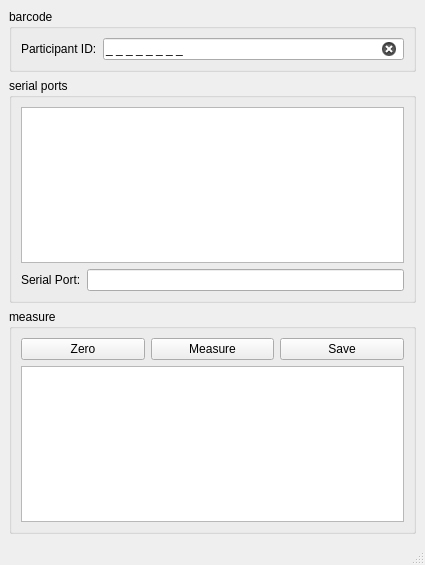
Above: src/prototype/WeighScale/MainWindow.ui from inglis-dl/cypress before the change. Below: the same form after it.
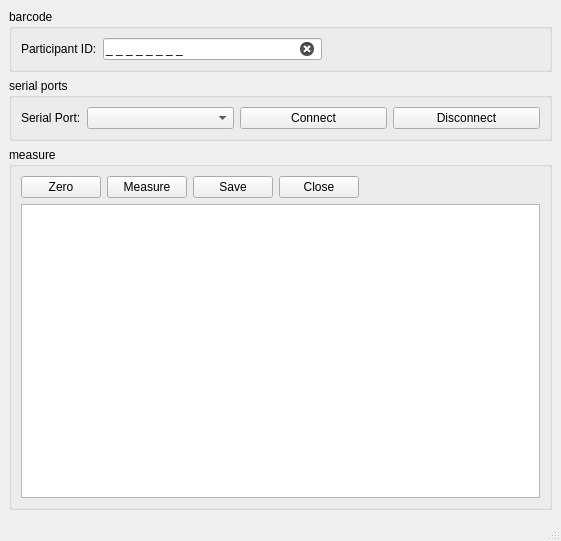
That is the form after the change.

Commit message: WIP: refactor weigh scale, wip audiometer - complete audiometer prototype with test data display updates - connect close signalling - add docs - refactor weigh scale

```diff
--- a/src/prototype/WeighScale/MainWindow.ui
+++ b/src/prototype/WeighScale/MainWindow.ui
@@ -6,8 +6,8 @@
    <rect>
     <x>0</x>
     <y>0</y>
-    <width>425</width>
-    <height>565</height>
+    <width>561</width>
+    <height>541</height>
    </rect>
   </property>
   <property name="windowTitle">
@@ -56,6 +56,19 @@
          </property>
         </widget>
        </item>
+       <item>
+        <spacer name="horizontalSpacer">
+         <property name="orientation">
+          <enum>Qt::Horizontal</enum>
+         </property>
+         <property name="sizeHint" stdset="0">
+          <size>
+           <width>80</width>
+           <height>20</height>
+          </size>
+         </property>
+        </spacer>
+       </item>
       </layout>
      </widget>
     </item>
@@ -64,21 +77,17 @@
       <property name="title">
        <string>serial ports</string>
       </property>
-      <layout class="QVBoxLayout" name="verticalLayout" stretch="0,0">
-       <item>
-        <widget class="QListWidget" name="serialPortListWidget">
-         <property name="sizePolicy">
-          <sizepolicy hsizetype="Expanding" vsizetype="Preferred">
-           <horstretch>0</horstretch>
-           <verstretch>0</verstretch>
-          </sizepolicy>
-         </property>
-        </widget>
-       </item>
+      <layout class="QVBoxLayout" name="verticalLayout" stretch="0">
        <item>
         <layout class="QHBoxLayout" name="horizontalLayout_3">
          <item>
           <widget class="QLabel" name="serialPortLabel">
+           <property name="sizePolicy">
+            <sizepolicy hsizetype="Fixed" vsizetype="Preferred">
+             <horstretch>0</horstretch>
+             <verstretch>0</verstretch>
+            </sizepolicy>
+           </property>
            <property name="text">
             <string>Serial Port:</string>
            </property>
@@ -88,15 +97,19 @@
           </widget>
          </item>
          <item>
-          <widget class="QLineEdit" name="serialPortLineEdit">
-           <property name="inputMask">
-            <string/>
+          <widget class="QComboBox" name="deviceComboBox"/>
+         </item>
+         <item>
+          <widget class="QPushButton" name="connectButton">
+           <property name="text">
+            <string>Connect</string>
            </property>
-           <property name="readOnly">
-            <bool>true</bool>
-           </property>
-           <property name="clearButtonEnabled">
-            <bool>false</bool>
+          </widget>
+         </item>
+         <item>
+          <widget class="QPushButton" name="disconnectButton">
+           <property name="text">
+            <string>Disconnect</string>
            </property>
           </widget>
          </item>
@@ -116,7 +129,7 @@
       <property name="title">
        <string>measure</string>
       </property>
-      <layout class="QVBoxLayout" name="verticalLayout_3" stretch="0,0">
+      <layout class="QVBoxLayout" name="verticalLayout_3">
        <item>
         <layout class="QHBoxLayout" name="horizontalLayout_4">
          <item>
@@ -146,10 +159,56 @@
            </property>
           </widget>
          </item>
+         <item>
+          <widget class="QPushButton" name="closeButton">
+           <property name="text">
+            <string>Close</string>
+           </property>
+          </widget>
+         </item>
+         <item>
+          <spacer name="horizontalSpacer_3">
+           <property name="orientation">
+            <enum>Qt::Horizontal</enum>
+           </property>
+           <property name="sizeHint" stdset="0">
+            <size>
+             <width>40</width>
+             <height>20</height>
+            </size>
+           </property>
+          </spacer>
+         </item>
         </layout>
        </item>
        <item>
-        <widget class="QListWidget" name="measurementListWidget"/>
+        <layout class="QHBoxLayout" name="measurementTableHorizontalLayout">
+         <item>
+          <widget class="QTableView" name="testdataTableView">
+           <property name="verticalScrollBarPolicy">
+            <enum>Qt::ScrollBarAlwaysOff</enum>
+           </property>
+           <property name="horizontalScrollBarPolicy">
+            <enum>Qt::ScrollBarAlwaysOff</enum>
+           </property>
+           <property name="autoScroll">
+            <bool>false</bool>
+           </property>
+           <property name="editTriggers">
+            <set>QAbstractItemView::NoEditTriggers</set>
+           </property>
+           <property name="showDropIndicator" stdset="0">
+            <bool>false</bool>
+           </property>
+           <property name="dragDropOverwriteMode">
+            <bool>false</bool>
+           </property>
+           <property name="selectionMode">
+            <enum>QAbstractItemView::NoSelection</enum>
+           </property>
+          </widget>
+         </item>
+        </layout>
        </item>
       </layout>
      </widget>
```
Left out of the diff: 5 changed lines with no effect on the pictures. The commit also changes 16 other files.
